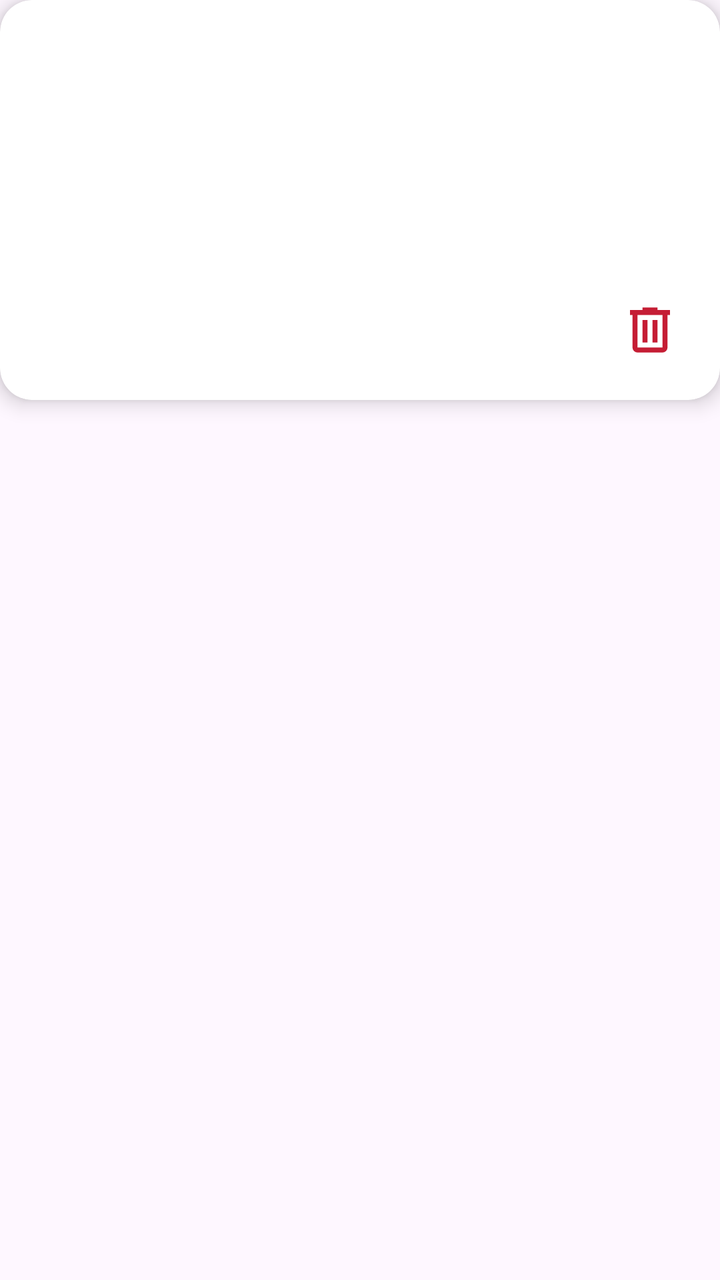
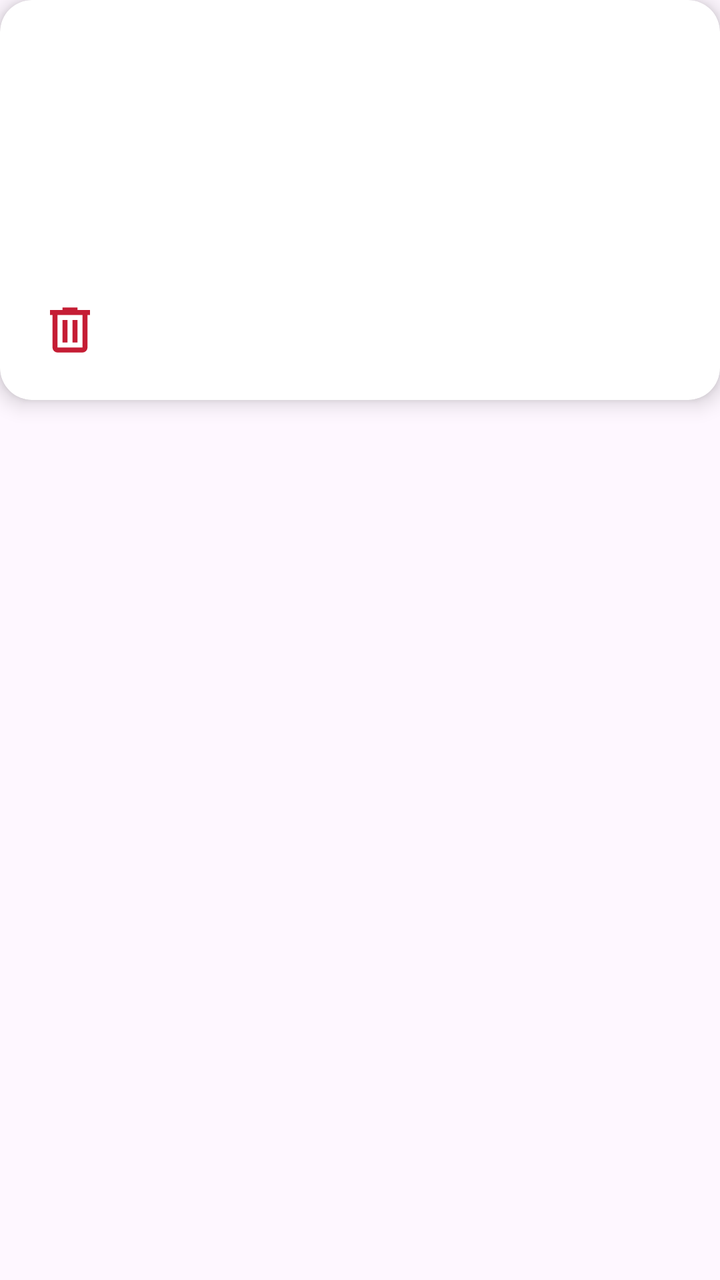

Compare the two renders of this Android layout. The source of the first and the diff that turns it into the second are given below.
<!-- AndroidManifest.xml: application theme Theme.Travel_notes_mobile -->
<!-- res/layout/note_layout.xml -->
<?xml version="1.0" encoding="utf-8"?>
<LinearLayout xmlns:android="http://schemas.android.com/apk/res/android"
    android:layout_width="match_parent"
    android:layout_height="match_parent"
    xmlns:app="http://schemas.android.com/apk/res-auto">

    <androidx.cardview.widget.CardView
        android:layout_width="match_parent"
        android:layout_height="200dp"
        android:padding="12dp"
        app:cardCornerRadius="16dp"
        app:cardElevation="6dp"
        app:cardBackgroundColor="@color/white">

        <RelativeLayout
            android:layout_width="match_parent"
            android:layout_height="match_parent"
            android:padding="12dp">

            <LinearLayout
                android:layout_width="match_parent"
                android:layout_height="wrap_content"
                android:orientation="vertical"
                android:padding="12dp">

                <TextView
                    android:id="@+id/title"
                    android:layout_width="match_parent"
                    android:layout_height="wrap_content"
                    android:textSize="30sp"
                    android:textStyle="bold"
                    android:textAlignment="center"
                    android:textColor="@color/text"
                    android:padding="16dp"/>
                <TextView
                    android:layout_width="match_parent"
                    android:layout_height="wrap_content"
                    android:textSize="15sp"
                    android:textAlignment="center"
                    android:textColor="@color/text"
                    android:id="@+id/location"
                    android:padding="5dp"/>
            </LinearLayout>

            <ImageView
                android:id="@+id/delete_icon"
                android:layout_width="30dp"
                android:layout_height="30dp"
                android:layout_alignParentBottom="true"
                android:layout_alignParentEnd="true"
                android:layout_margin="8dp"
                android:src="@drawable/delete_24px"
                app:tint="@color/better_red" />
        </RelativeLayout>

    </androidx.cardview.widget.CardView>


</LinearLayout>
<!-- resources referenced by this layout -->
<resources>
  <color name="better_red">#C51D34</color>
  <color name="text">#1E2328</color>
  <color name="white">#FFFFFF</color>
  <!-- drawable delete_24px (drawable) -->
  <vector xmlns:android="http://schemas.android.com/apk/res/android"
      android:width="24dp"
      android:height="24dp"
      android:viewportWidth="960"
      android:viewportHeight="960"
      android:tint="?attr/colorControlNormal">
    <path
        android:fillColor="@color/better_red"
        android:pathData="M280,840Q247,840 223.5,816.5Q200,793 200,760L200,240L160,240L160,160L360,160L360,120L600,120L600,160L800,160L800,240L760,240L760,760Q760,793 736.5,816.5Q713,840 680,840L280,840ZM680,240L280,240L280,760Q280,760 280,760Q280,760 280,760L680,760Q680,760 680,760Q680,760 680,760L680,240ZM360,680L440,680L440,320L360,320L360,680ZM520,680L600,680L600,320L520,320L520,680ZM280,240L280,240L280,760Q280,760 280,760Q280,760 280,760L280,760Q280,760 280,760Q280,760 280,760L280,240Z"/>
  </vector>
  <style name="Theme.Travel_notes_mobile" parent="Base.Theme.Travel_notes_mobile" />
  <style name="Base.Theme.Travel_notes_mobile" parent="Theme.Material3.DayNight.NoActionBar">
          
          
      </style>
</resources>

<!-- the commit's change to res/layout/note_layout.xml (unified diff, before → after) -->
@@ -47,7 +47,7 @@
                 android:layout_width="30dp"
                 android:layout_height="30dp"
                 android:layout_alignParentBottom="true"
-                android:layout_alignParentEnd="true"
+                android:layout_alignParentStart="true"
                 android:layout_margin="8dp"
                 android:src="@drawable/delete_24px"
                 app:tint="@color/better_red" />
